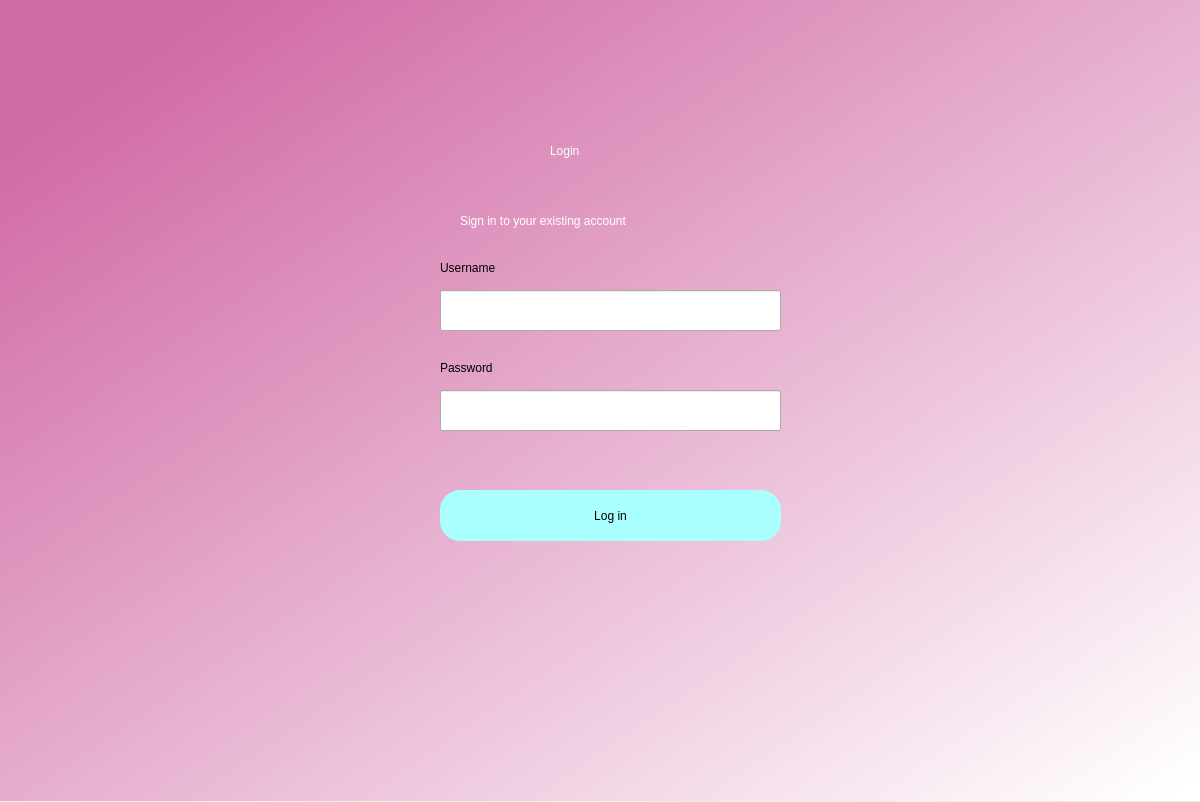
Qt form login.ui (cnTalon/READ) before a commit.
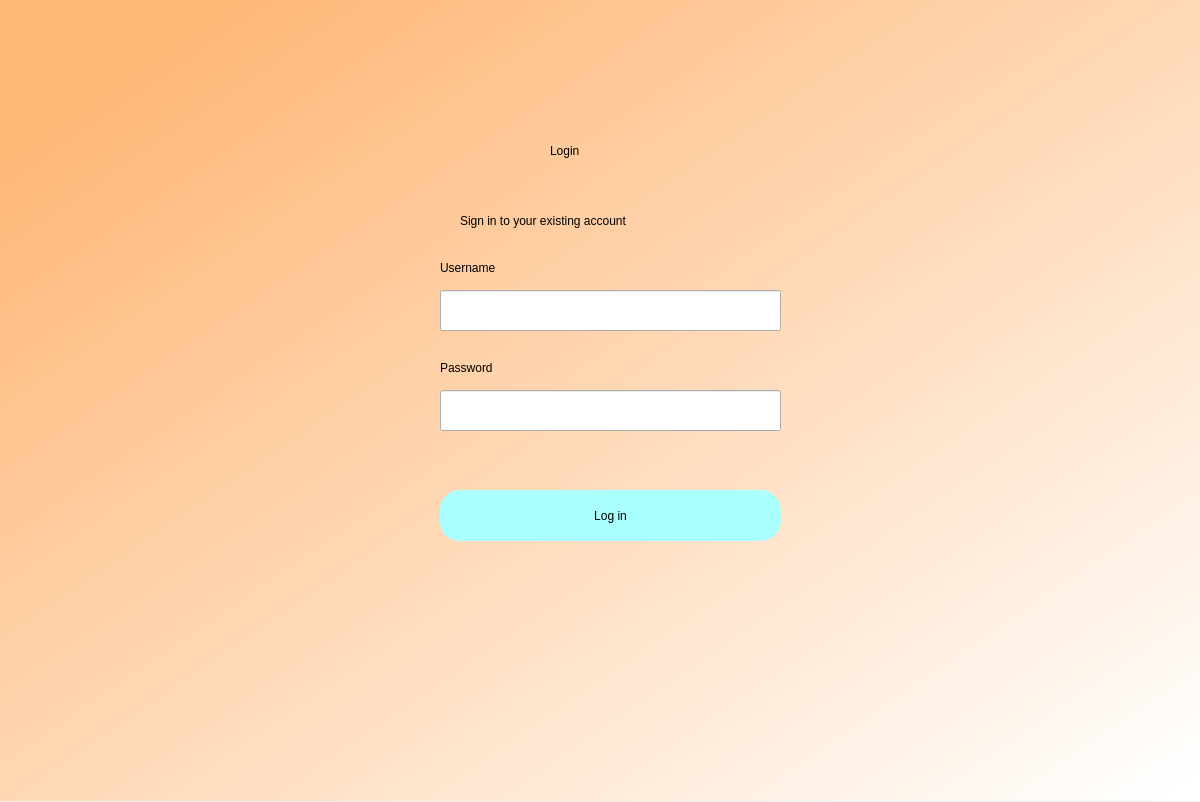
The same form after that commit.

What changed in the file:
```diff
--- a/login.ui
+++ b/login.ui
@@ -24,7 +24,7 @@
    </property>
    <property name="styleSheet">
     <string notr="true">QWidget#bgwidget{
-background-color:qlineargradient(spread:pad, x1:0.091, y1:0.101636, x2:0.991379, y2:0.977, stop:0 rgba(209, 107, 165, 255), stop:1 rgba(255, 255, 255, 255));}</string>
+background-color:qlineargradient(spread:pad, x1:0.091, y1:0.101636, x2:0.991379, y2:0.977, stop:0 rgba(255, 183, 119), stop:1 rgba(255, 255, 255, 255));}</string>
    </property>
    <widget class="QLabel" name="label">
     <property name="geometry">
@@ -36,7 +36,7 @@
      </rect>
     </property>
     <property name="styleSheet">
-     <string notr="true">font: 36pt &quot;MS Shell Dlg 2&quot;; color:rgb(255, 255, 255)</string>
+     <string notr="true">font: 36pt &quot;MS Shell Dlg 2&quot;; color:rgb(0,0,0)</string>
     </property>
     <property name="text">
      <string>Login</string>
@@ -52,7 +52,7 @@
      </rect>
     </property>
     <property name="styleSheet">
-     <string notr="true">font: 16pt &quot;MS Shell Dlg 2&quot;;color:rgb(255, 255, 255)</string>
+     <string notr="true">font: 16pt &quot;MS Shell Dlg 2&quot;;color:rgb(0,0,0)</string>
     </property>
     <property name="text">
      <string>Sign in to your existing account</string>
```
